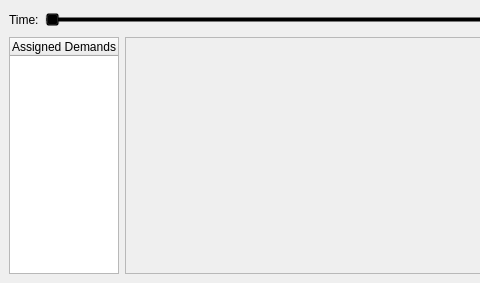
Qt form DCGUI/Windows/Vis.ui (DanielZorin/DataCenters) before a commit; both pictures show x 0 to 480 and y 0 to 283 of the 800 by 283 pixel window.
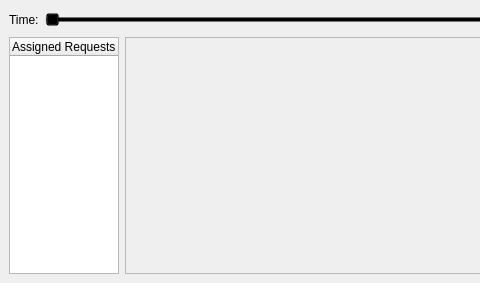
The same form after that commit. Icons and pictures are not drawn.

Patch:
```diff
--- a/DCGUI/Windows/Vis.ui
+++ b/DCGUI/Windows/Vis.ui
@@ -85,7 +85,7 @@
             </property>
             <column>
              <property name="text">
-              <string>Assigned Demands</string>
+              <string>Assigned Requests</string>
              </property>
             </column>
            </widget>
```
